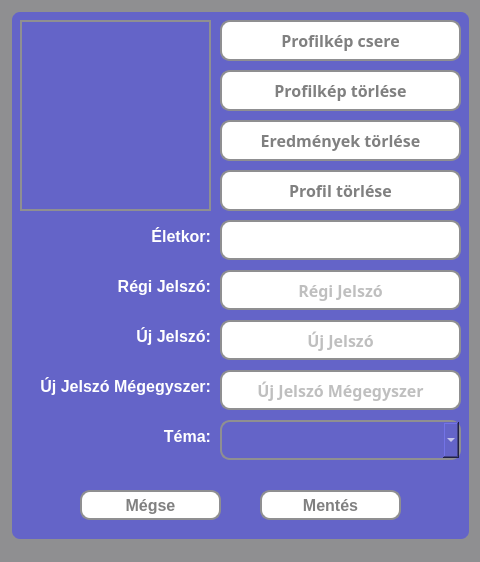
Old version of the form src/main/resources/ui/dark/settingsWindow.ui in the repository pkristof1999/Szakdolgozat.
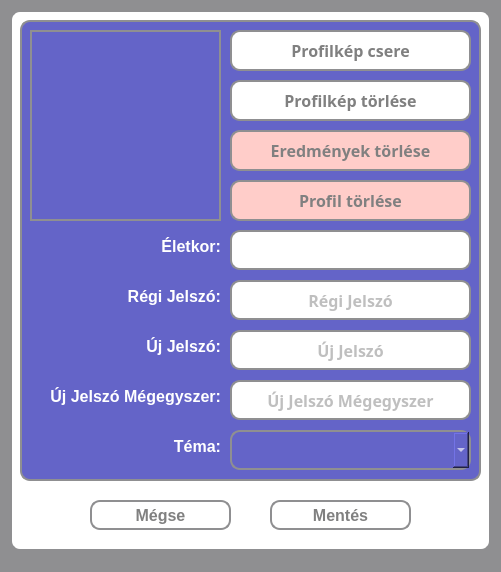
New version of the form.

```diff
--- a/src/main/resources/ui/dark/settingsWindow.ui
+++ b/src/main/resources/ui/dark/settingsWindow.ui
@@ -6,12 +6,12 @@
    <rect>
     <x>0</x>
     <y>0</y>
-    <width>480</width>
-    <height>562</height>
+    <width>501</width>
+    <height>572</height>
    </rect>
   </property>
   <property name="windowTitle">
-   <string>MainWindow</string>
+   <string>Beállítások</string>
   </property>
   <property name="styleSheet">
    <string notr="true">* {
@@ -19,13 +19,84 @@
 }</string>
   </property>
   <widget class="QWidget" name="centralwidget">
+   <widget class="QWidget" name="widget_3" native="true">
+    <property name="geometry">
+     <rect>
+      <x>10</x>
+      <y>10</y>
+      <width>481</width>
+      <height>541</height>
+     </rect>
+    </property>
+    <property name="styleSheet">
+     <string notr="true">* {
+	background-color: white;
+	border: 2px solid #8f8f91;
+	border-radius: 10px;
+	color: white;
+	font-size: 16px;
+	font-weight: bold;
+}</string>
+    </property>
+    <widget class="QPushButton" name="abortButton">
+     <property name="geometry">
+      <rect>
+       <x>80</x>
+       <y>490</y>
+       <width>141</width>
+       <height>30</height>
+      </rect>
+     </property>
+     <property name="styleSheet">
+      <string notr="true">* {
+	background-color: white;
+	border: 2px solid #8f8f91;
+	border-radius: 10px;
+	color: grey;
+}
+
+*:hover {
+	background-color: rgb(120, 120, 220);
+	color: white;
+}</string>
+     </property>
+     <property name="text">
+      <string>Mégse</string>
+     </property>
+    </widget>
+    <widget class="QPushButton" name="saveAndCloseButton">
+     <property name="geometry">
+      <rect>
+       <x>260</x>
+       <y>490</y>
+       <width>141</width>
+       <height>30</height>
+      </rect>
+     </property>
+     <property name="styleSheet">
+      <string notr="true">* {
+	background-color: white;
+	border: 2px solid #8f8f91;
+	border-radius: 10px;
+	color: grey;
+}
+
+*:hover {
+	background-color: rgb(120, 120, 220);
+	color: white;
+}</string>
+     </property>
+     <property name="text">
+      <string>Mentés</string>
+     </property>
+    </widget>
    <widget class="QWidget" name="widget_2" native="true">
     <property name="geometry">
      <rect>
       <x>10</x>
       <y>10</y>
       <width>461</width>
-      <height>531</height>
+       <height>461</height>
      </rect>
     </property>
     <property name="styleSheet">
@@ -106,12 +177,12 @@
      </property>
      <property name="styleSheet">
       <string notr="true">* {
-	background-color: white;
+	background-color: rgb(255, 205, 201);
 	color: grey;
 }
 
 *:hover {
-	background-color: rgb(120, 120, 220);
+	background-color: rgb(255, 102, 89);
 	color: white;
 }</string>
      </property>
@@ -137,12 +208,12 @@
      </property>
      <property name="styleSheet">
       <string notr="true">* {
-	background-color: white;
+	background-color: rgb(255, 205, 201);
 	color: grey;
 }
 
 *:hover {
-	background-color: rgb(120, 120, 220);
+	background-color: rgb(255, 102, 89);
 	color: white;
 }</string>
      </property>
@@ -210,58 +281,6 @@
       <string>Profilkép törlése</string>
      </property>
     </widget>
-    <widget class="QPushButton" name="saveAndCloseButton">
-     <property name="geometry">
-      <rect>
-       <x>250</x>
-       <y>480</y>
-       <width>141</width>
-       <height>30</height>
-      </rect>
-     </property>
-     <property name="styleSheet">
-      <string notr="true">* {
-	background-color: white;
-	border: 2px solid #8f8f91;
-	border-radius: 10px;
-	color: grey;
-}
-
-*:hover {
-	background-color: rgb(120, 120, 220);
-	color: white;
-}</string>
-     </property>
-     <property name="text">
-      <string>Mentés</string>
-     </property>
-    </widget>
-    <widget class="QPushButton" name="abortButton">
-     <property name="geometry">
-      <rect>
-       <x>70</x>
-       <y>480</y>
-       <width>141</width>
-       <height>30</height>
-      </rect>
-     </property>
-     <property name="styleSheet">
-      <string notr="true">* {
-	background-color: white;
-	border: 2px solid #8f8f91;
-	border-radius: 10px;
-	color: grey;
-}
-
-*:hover {
-	background-color: rgb(120, 120, 220);
-	color: white;
-}</string>
-     </property>
-     <property name="text">
-      <string>Mégse</string>
-     </property>
-    </widget>
     <widget class="QLineEdit" name="changeUserAge">
      <property name="geometry">
       <rect>
@@ -526,6 +545,7 @@
      <property name="alignment">
       <set>Qt::AlignRight</set>
      </property>
+     </widget>
     </widget>
    </widget>
   </widget>
```
Lines whose indentation alone changed are shown as unchanged.
